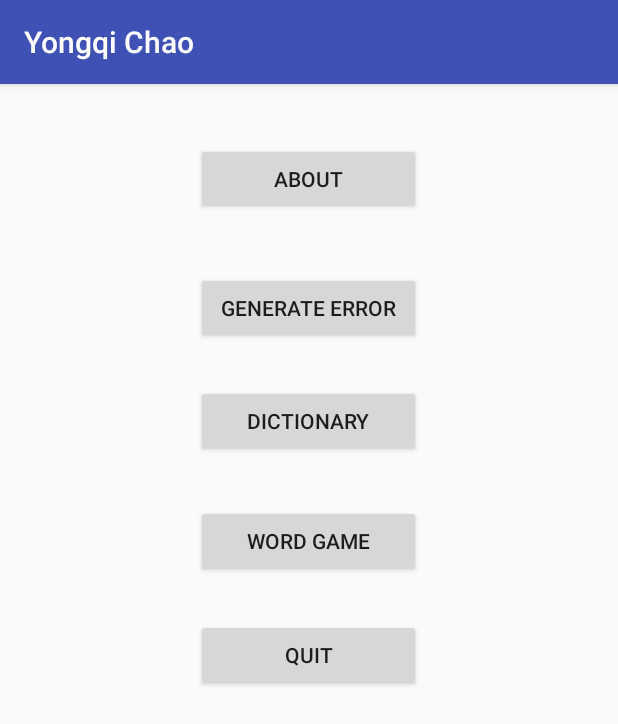
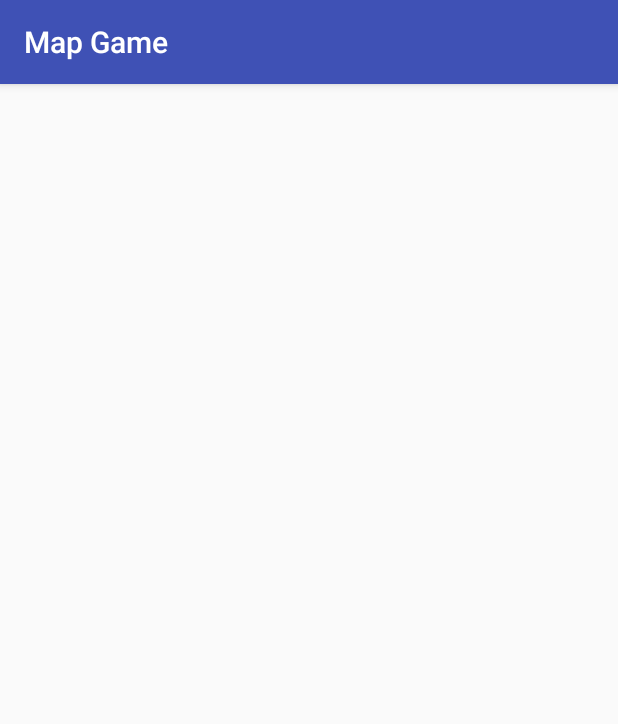
Before and after one commit to yongqi-chao/Treasure-Collector, an Android app: the screen it shows after launch (MainActivity before the commit, mapgameMain after it), on a phone screen of 412 x 824 dp. Shown: the top 724 px of the screen. Run offline under Robolectric (Android 15) with nearby library versions, the phone set to English and light mode, and no system bars.

Commit message:
add map game layout and  main

```diff
--- /dev/null
+++ b/app/src/main/java/edu/neu/madcourse/yongqichao/mapgame/mapgameMain.java
@@ -0,0 +1,16 @@
+package edu.neu.madcourse.yongqichao.mapgame;
+
+import android.support.v7.app.AppCompatActivity;
+import android.os.Bundle;
+
+import edu.neu.madcourse.yongqichao.R;
+
+public class mapgameMain extends AppCompatActivity {
+
+    @Override
+    protected void onCreate(Bundle savedInstanceState) {
+        super.onCreate(savedInstanceState);
+        setContentView(R.layout.activity_mapgame_main);
+        setTitle("Map Game");
+    }
+}
--- /dev/null
+++ b/app/src/main/res/layout/activity_mapgame_main.xml
@@ -0,0 +1,9 @@
+<?xml version="1.0" encoding="utf-8"?>
+<android.support.constraint.ConstraintLayout xmlns:android="http://schemas.android.com/apk/res/android"
+    xmlns:app="http://schemas.android.com/apk/res-auto"
+    xmlns:tools="http://schemas.android.com/tools"
+    android:layout_width="match_parent"
+    android:layout_height="match_parent"
+    tools:context="edu.neu.madcourse.yongqichao.mapgame.mapgameMain">
+
+</android.support.constraint.ConstraintLayout>
--- a/app/src/main/res/values/strings.xml
+++ b/app/src/main/res/values/strings.xml
@@ -43,7 +43,7 @@ you have to find as many words as you can in phase 1.\n\
 \n\
 In phase 2, you will use characters you matched in phase 1.
 </string>
-        <string name="hintWordGame">\
+    <string name="hintWordGame">\
             The GREEN tile means it is available. You can make move in these green tiles.\n\n
             The YELLOW tile means it is selected by you. You cannot change the state of yellow tiles.\n\n
             The RED tile means it is your last move. You can change your last move by cliking red tile again.\n\n
@@ -66,7 +66,6 @@ In phase 2, you will use characters you matched in phase 1.
     <string name="scoreboardTop10">Scoreboard Top 10</string>
 
 
-
     <string name="quickstart_message">The Log Token button logs the Registration token to the log. The Send Notification Button sends the notification to the client device.</string>
     <string name="send_notification">Send Notification</string>
     <string name="log_token">Log Token</string>
```
Also changed, not shown: app/build.gradle (+6 -4 lines), app/src/main/AndroidManifest.xml (+8 -10 lines).
